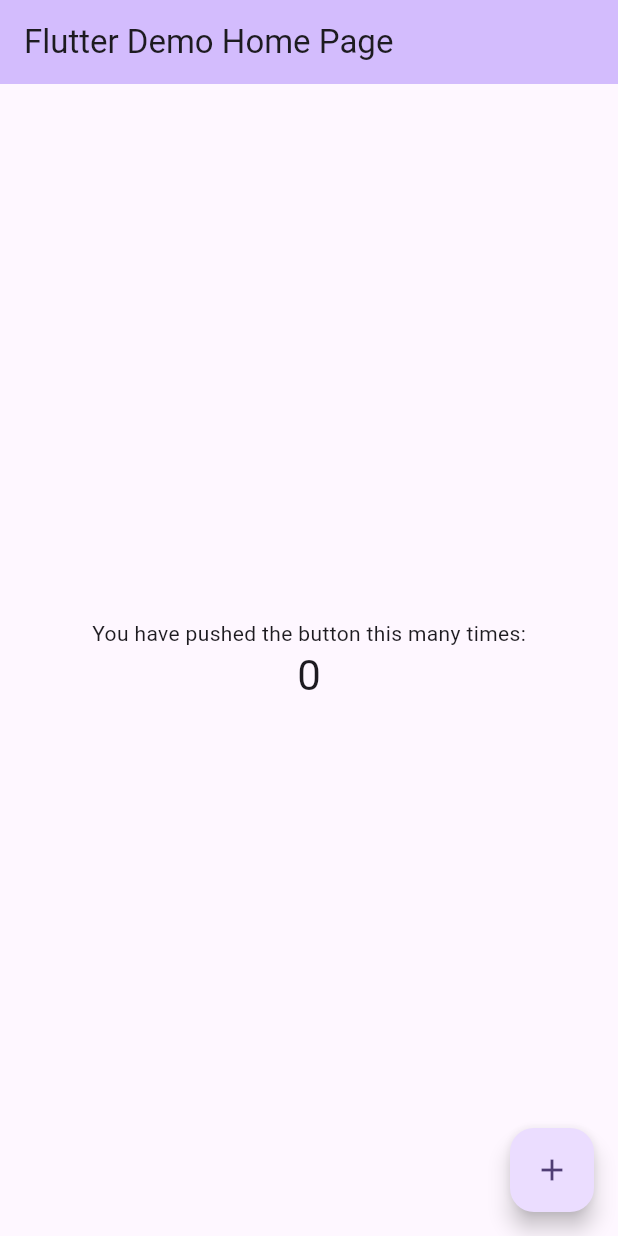
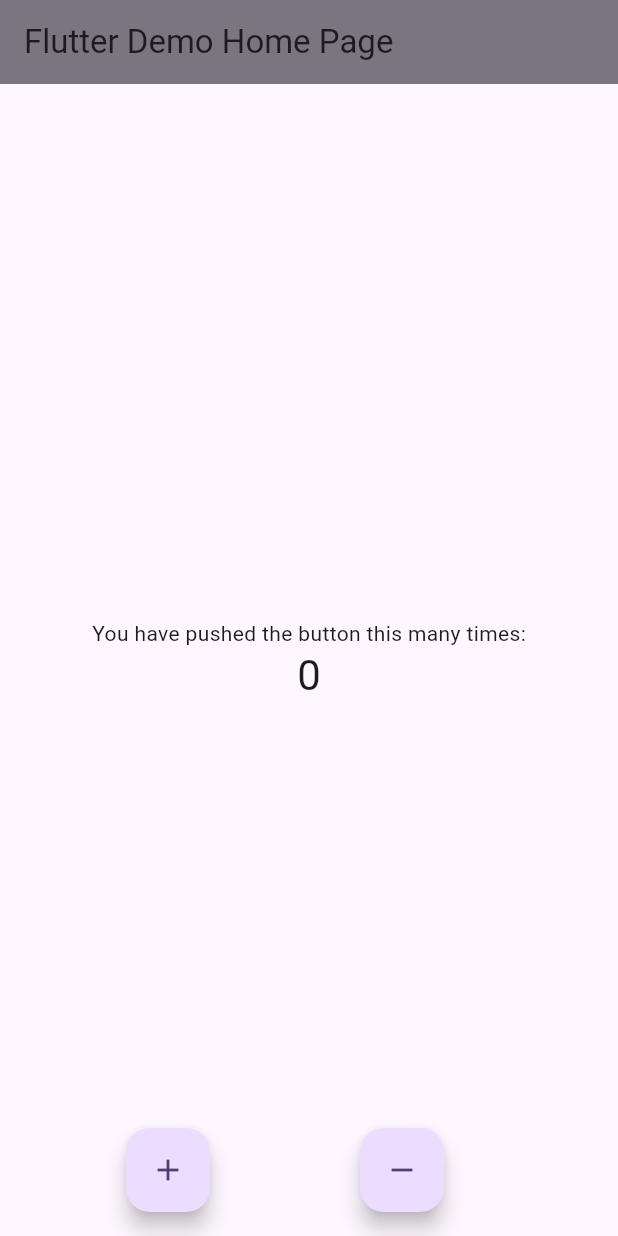
Before and after one commit to SergioFeitosa/projeto_dio, a Flutter app: the screen it shows after launch, on a phone screen of 412 x 824 dp. Run offline on Flutter 3.47's test engine with Material 2 defaults, Android fonts, the phone set to English and light mode, and no system bars.

Commit message:
alterada cor e acrescentada a operaçao de subtrair um ate zero

```diff
--- a/lib/main.dart
+++ b/lib/main.dart
@@ -13,21 +13,6 @@ class MyApp extends StatelessWidget {
     return MaterialApp(
       title: 'Flutter Demo',
       theme: ThemeData(
-        // This is the theme of your application.
-        //
-        // TRY THIS: Try running your application with "flutter run". You'll see
-        // the application has a blue toolbar. Then, without quitting the app,
-        // try changing the seedColor in the colorScheme below to Colors.green
-        // and then invoke "hot reload" (save your changes or press the "hot
-        // reload" button in a Flutter-supported IDE, or press "r" if you used
-        // the command line to start the app).
-        //
-        // Notice that the counter didn't reset back to zero; the application
-        // state is not lost during the reload. To reset the state, use hot
-        // restart instead.
-        //
-        // This works for code too, not just values: Most code changes can be
-        // tested with just a hot reload.
         colorScheme: ColorScheme.fromSeed(seedColor: Colors.deepPurple),
         useMaterial3: true,
       ),
@@ -38,16 +23,6 @@ class MyApp extends StatelessWidget {
 
 class MyHomePage extends StatefulWidget {
   const MyHomePage({super.key, required this.title});
-
-  // This widget is the home page of your application. It is stateful, meaning
-  // that it has a State object (defined below) that contains fields that affect
-  // how it looks.
-
-  // This class is the configuration for the state. It holds the values (in this
-  // case the title) provided by the parent (in this case the App widget) and
-  // used by the build method of the State. Fields in a Widget subclass are
-  // always marked "final".
-
   final String title;
 
   @override
@@ -59,50 +34,25 @@ class _MyHomePageState extends State<MyHomePage> {
 
   void _incrementCounter() {
     setState(() {
-      // This call to setState tells the Flutter framework that something has
-      // changed in this State, which causes it to rerun the build method below
-      // so that the display can reflect the updated values. If we changed
-      // _counter without calling setState(), then the build method would not be
-      // called again, and so nothing would appear to happen.
       _counter++;
+    });
+  }
+
+  void _decrementCounter() {
+    setState(() {
+      _counter--;
     });
   }
 
   @override
   Widget build(BuildContext context) {
-    // This method is rerun every time setState is called, for instance as done
-    // by the _incrementCounter method above.
-    //
-    // The Flutter framework has been optimized to make rerunning build methods
-    // fast, so that you can just rebuild anything that needs updating rather
-    // than having to individually change instances of widgets.
     return Scaffold(
       appBar: AppBar(
-        // TRY THIS: Try changing the color here to a specific color (to
-        // Colors.amber, perhaps?) and trigger a hot reload to see the AppBar
-        // change color while the other colors stay the same.
-        backgroundColor: Theme.of(context).colorScheme.inversePrimary,
-        // Here we take the value from the MyHomePage object that was created by
-        // the App.build method, and use it to set our appbar title.
+        backgroundColor: Theme.of(context).colorScheme.outline,
         title: Text(widget.title),
       ),
       body: Center(
-        // Center is a layout widget. It takes a single child and positions it
-        // in the middle of the parent.
         child: Column(
-          // Column is also a layout widget. It takes a list of children and
-          // arranges them vertically. By default, it sizes itself to fit its
-          // children horizontally, and tries to be as tall as its parent.
-          //
-          // Column has various properties to control how it sizes itself and
-          // how it positions its children. Here we use mainAxisAlignment to
-          // center the children vertically; the main axis here is the vertical
-          // axis because Columns are vertical (the cross axis would be
-          // horizontal).
-          //
-          // TRY THIS: Invoke "debug painting" (choose the "Toggle Debug Paint"
-          // action in the IDE, or press "p" in the console), to see the
-          // wireframe for each widget.
           mainAxisAlignment: MainAxisAlignment.center,
           children: <Widget>[
             const Text(
@@ -115,10 +65,20 @@ class _MyHomePageState extends State<MyHomePage> {
           ],
         ),
       ),
-      floatingActionButton: FloatingActionButton(
-        onPressed: _incrementCounter,
-        tooltip: 'Increment',
-        child: const Icon(Icons.add),
+      floatingActionButton: Row(
+        mainAxisAlignment: MainAxisAlignment.spaceEvenly,
+        children: [
+          FloatingActionButton(
+            onPressed: _incrementCounter,
+            tooltip: 'Increment',
+            child: const Icon(Icons.add),
+          ),
+          FloatingActionButton(
+            onPressed: _counter > 0 ? _decrementCounter : null,
+            tooltip: 'Decrement',
+            child: const Icon(Icons.remove),
+          ), // This trailing comma makes auto-formatting nicer for build methods.
+        ],
       ), // This trailing comma makes auto-formatting nicer for build methods.
     );
   }
```
